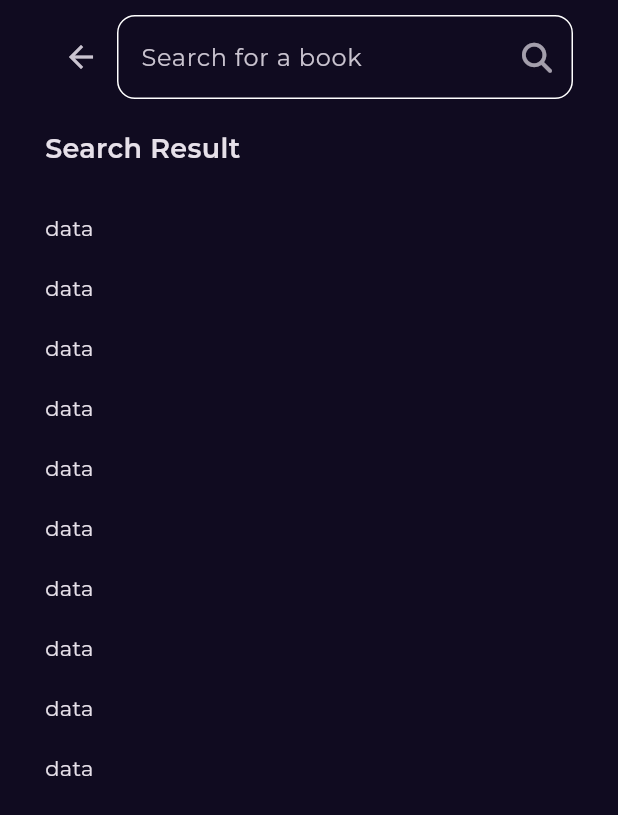
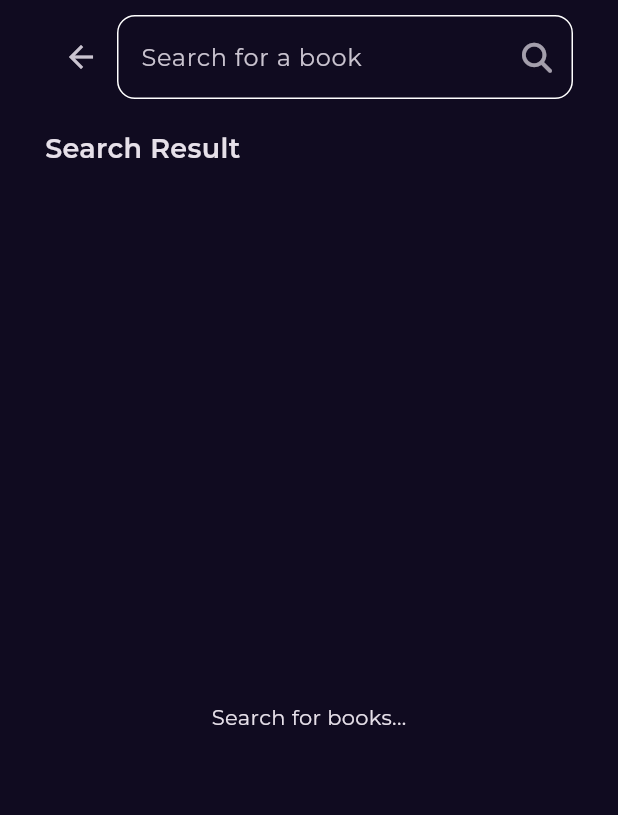
Before and after one commit to Youssef-Mustafa/Kotobia, a Flutter app: the SearchView screen opened by its route, on a phone screen of 412 x 824 dp. Shown: the top 815 px of the screen. Run offline on Flutter 3.47's test engine with Material 3 defaults, Android fonts, the phone set to English and light mode, and no system bars; our stand-ins replace bloc, cached_network_image, dartz, dio, equatable, flutter_bloc and 5 more; network calls fail.

Commit message:
finish search view

```diff
--- /dev/null
+++ b/lib/features/search/data/repo/search_repo.dart
@@ -0,0 +1,7 @@
+import 'package:dartz/dartz.dart';
+import 'package:kotobia/core/errors/failure.dart';
+import 'package:kotobia/features/home/data/models/book_model/book_model.dart';
+
+abstract class SearchRepo {
+  Future<Either<Failure, List<BookModel>>> searchBook(String searchKey);
+}
--- /dev/null
+++ b/lib/features/search/data/repo/search_repo_impl.dart
@@ -0,0 +1,30 @@
+import 'package:dartz/dartz.dart';
+import 'package:dio/dio.dart';
+import 'package:kotobia/core/errors/failure.dart';
+import 'package:kotobia/core/utlis/api_service.dart';
+import 'package:kotobia/features/home/data/models/book_model/book_model.dart';
+import 'package:kotobia/features/search/data/repo/search_repo.dart';
+
+class SearchRepoImpl implements SearchRepo {
+  final ApiService apiService;
+
+  SearchRepoImpl(this.apiService);
+  @override
+  Future<Either<Failure, List<BookModel>>> searchBook(String searchKey) async {
+    try {
+      var result = await apiService.get(endPoint: 'volumes?q=$searchKey');
+      List<BookModel> books = [];
+      for (var item in result['items']) {
+        books.add(BookModel.fromJson(item));
+      }
+      return right(books);
+    } catch (e) {
+      if (e is DioException) {
+        // Handle Dio-specific errors
+        return left(ServerFailure.fromDioException(e));
+      }
+      // Handle other exceptions
+      return left(ServerFailure(e.toString()));
+    }
+  }
+}
--- /dev/null
+++ b/lib/features/search/presentation/manager/cubit/search_book_cubit.dart
@@ -0,0 +1,31 @@
+import 'package:bloc/bloc.dart';
+import 'package:dartz/dartz.dart';
+import 'package:equatable/equatable.dart';
+import 'package:kotobia/core/errors/failure.dart';
+import 'package:kotobia/features/home/data/models/book_model/book_model.dart';
+import 'package:kotobia/features/search/data/repo/search_repo.dart';
+
+part 'search_book_state.dart';
+
+class SearchBookCubit extends Cubit<SearchBookState> {
+  final SearchRepo searchRepo;
+  SearchBookCubit(this.searchRepo) : super(SearchBookInitial());
+
+  Future<void> searchBooks(String searchKey) async {
+    if (searchKey.isEmpty) return; // Prevent empty searches
+
+    emit(SearchBookLoading());
+
+    Either<Failure, List<BookModel>> result =
+        await searchRepo.searchBook(searchKey);
+
+    result.fold(
+      (failure) {
+        emit(SearchBookFailure((failure.errorMessage)));
+      },
+      (books) {
+        emit(SearchBookSuccess(books));
+      },
+    );
+  }
+}
--- /dev/null
+++ b/lib/features/search/presentation/manager/cubit/search_book_state.dart
@@ -0,0 +1,24 @@
+part of 'search_book_cubit.dart';
+
+sealed class SearchBookState extends Equatable {
+  const SearchBookState();
+
+  @override
+  List<Object> get props => [];
+}
+
+final class SearchBookInitial extends SearchBookState {}
+
+final class SearchBookLoading extends SearchBookState {}
+
+final class SearchBookSuccess extends SearchBookState {
+  final List<BookModel> books;
+
+  const SearchBookSuccess(this.books);
+}
+
+final class SearchBookFailure extends SearchBookState {
+  final String errorMessage;
+
+  const SearchBookFailure(this.errorMessage);
+}
--- a/lib/features/search/presentation/views/search_view.dart
+++ b/lib/features/search/presentation/views/search_view.dart
@@ -1,4 +1,9 @@
 import 'package:flutter/material.dart';
+import 'package:flutter_bloc/flutter_bloc.dart';
+import 'package:kotobia/core/utlis/api_service.dart';
+import 'package:kotobia/core/utlis/service_locator.dart';
+import 'package:kotobia/features/search/data/repo/search_repo_impl.dart';
+import 'package:kotobia/features/search/presentation/manager/cubit/search_book_cubit.dart';
 import 'package:kotobia/features/search/presentation/views/widgets/search_view_body.dart';
 
 class SearchView extends StatelessWidget {
@@ -6,9 +11,13 @@ class SearchView extends StatelessWidget {
 
   @override
   Widget build(BuildContext context) {
-    return const Scaffold(
-      body: SafeArea(
-        child: SearchViewBody(),
+    return BlocProvider(
+      create: (context) =>
+          SearchBookCubit(SearchRepoImpl(getIt.get<ApiService>())),
+      child: const Scaffold(
+        body: SafeArea(
+          child: SearchViewBody(),
+        ),
       ),
     );
   }
--- a/lib/features/search/presentation/views/widgets/custom_search_text_field.dart
+++ b/lib/features/search/presentation/views/widgets/custom_search_text_field.dart
@@ -3,8 +3,8 @@ import 'package:font_awesome_flutter/font_awesome_flutter.dart';
 import 'package:go_router/go_router.dart';
 
 class CustomSearchTextField extends StatelessWidget {
-  const CustomSearchTextField({super.key});
-
+  const CustomSearchTextField({super.key, required this.onChanged});
+  final void Function(String)? onChanged;
   @override
   Widget build(BuildContext context) {
     return Row(
@@ -18,6 +18,7 @@ class CustomSearchTextField extends StatelessWidget {
             icon: const Icon(Icons.arrow_back)),
         Expanded(
           child: TextField(
+            onChanged: onChanged,
             decoration: InputDecoration(
               enabledBorder: buildOutlineInputBorder(),
               focusedBorder: buildOutlineInputBorder(),
--- a/lib/features/search/presentation/views/widgets/search_result_list_view.dart
+++ b/lib/features/search/presentation/views/widgets/search_result_list_view.dart
@@ -1,18 +1,20 @@
 import 'package:flutter/material.dart';
+import 'package:kotobia/features/home/data/models/book_model/book_model.dart';
+import 'package:kotobia/features/home/presentation/views/widgets/book_card_item.dart';
 
 class SearchResultListView extends StatelessWidget {
-  const SearchResultListView({super.key});
-
+  const SearchResultListView({super.key, required this.bookModel});
+  final List<BookModel> bookModel;
   @override
   Widget build(BuildContext context) {
     return ListView.builder(
       itemCount: 10,
       padding: EdgeInsets.zero,
       itemBuilder: (context, index) {
-        return const Padding(
-          padding: EdgeInsets.symmetric(vertical: 10.0),
+        return Padding(
+          padding: const EdgeInsets.symmetric(vertical: 10.0),
           // child: BookCardItem(),
-          child: Text('data'),
+          child: BookCardItem(bookModel: bookModel[index]),
         );
       },
     );
--- a/lib/features/search/presentation/views/widgets/search_view_body.dart
+++ b/lib/features/search/presentation/views/widgets/search_view_body.dart
@@ -1,5 +1,7 @@
 import 'package:flutter/material.dart';
+import 'package:flutter_bloc/flutter_bloc.dart';
 import 'package:kotobia/core/utlis/style.dart';
+import 'package:kotobia/features/search/presentation/manager/cubit/search_book_cubit.dart';
 import 'package:kotobia/features/search/presentation/views/widgets/custom_search_text_field.dart';
 import 'package:kotobia/features/search/presentation/views/widgets/search_result_list_view.dart';
 
@@ -8,20 +10,38 @@ class SearchViewBody extends StatelessWidget {
 
   @override
   Widget build(BuildContext context) {
-    return const Padding(
-      padding: EdgeInsets.symmetric(horizontal: 30.0),
+    return Padding(
+      padding: const EdgeInsets.symmetric(horizontal: 30.0),
       child: Column(
         crossAxisAlignment: CrossAxisAlignment.start,
         children: [
-          SizedBox(height: 10),
-          CustomSearchTextField(),
-          SizedBox(height: 20),
-          Text(
+          const SizedBox(height: 10),
+          CustomSearchTextField(
+            onChanged: (value) {
+              // Trigger search in cubit when text changes
+              context.read<SearchBookCubit>().searchBooks(value);
+            },
+          ),
+          const SizedBox(height: 20),
+          const Text(
             'Search Result',
             style: Styles.textStyle18,
           ),
-          SizedBox(height: 20),
-          Expanded(child: SearchResultListView()),
+          const SizedBox(height: 20),
+          Expanded(
+            child: BlocBuilder<SearchBookCubit, SearchBookState>(
+              builder: (context, state) {
+                if (state is SearchBookLoading) {
+                  return const Center(child: CircularProgressIndicator());
+                } else if (state is SearchBookSuccess) {
+                  return SearchResultListView(bookModel: state.books);
+                } else if (state is SearchBookFailure) {
+                  return Center(child: Text(state.errorMessage));
+                }
+                return const Center(child: Text('Search for books...'));
+              },
+            ),
+          ),
         ],
       ),
     );
```
